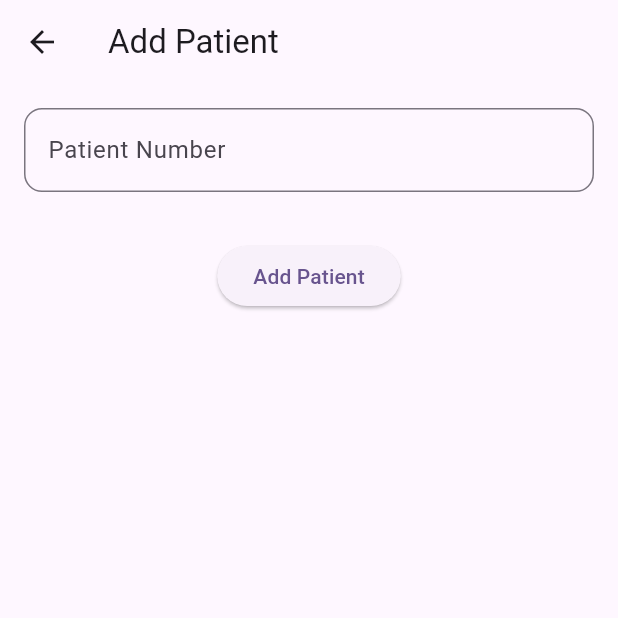
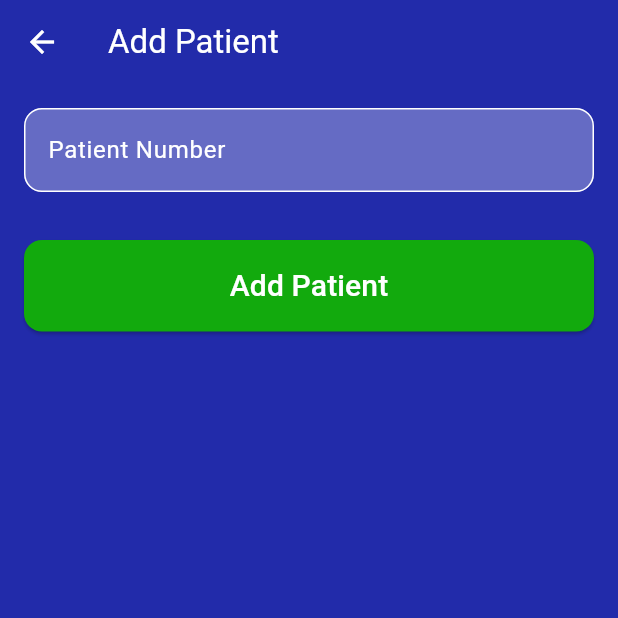
Before and after one commit to CSE396-Group10-2024/PAES-MOBILE-APPLICATION, a Flutter app: the AddPatientPage screen opened directly with empty values, on a phone screen of 412 x 824 dp, the top half of it. Run offline on Flutter 3.47's test engine with Material 3 defaults, Android fonts, the phone set to English and light mode, and no system bars; our stand-ins replace flutter_local_notifications; missing offline and left inert: mongo_dart.

Commit message:
ui changes

```diff
--- a/lib/add_patient.dart
+++ b/lib/add_patient.dart
@@ -65,7 +65,6 @@ class _AddPatientPageState extends State<AddPatientPage> {
       });
     }
 
-
     // Clear the error message after 5 seconds
     if (_errorMessage.isNotEmpty) {
       Future.delayed(const Duration(seconds: 5), () {
@@ -80,8 +79,14 @@ class _AddPatientPageState extends State<AddPatientPage> {
   Widget build(BuildContext context) {
     return Scaffold(
       appBar: AppBar(
-        title: const Text('Add Patient'),
+        title: const Text(
+          'Add Patient',
+          style: TextStyle(color: Colors.white),
         ),
+        backgroundColor: const Color.fromARGB(255, 34, 43, 170),
+        iconTheme: const IconThemeData(color: Colors.white),
+      ),
+      backgroundColor: const Color.fromARGB(255, 34, 43, 170),
       body: Padding(
         padding: const EdgeInsets.all(16.0),
         child: Column(
@@ -104,13 +109,22 @@ class _AddPatientPageState extends State<AddPatientPage> {
   }
 
   Widget _inputField(String hintText, TextEditingController controller) {
+    var border = OutlineInputBorder(
+      borderRadius: BorderRadius.circular(12.0),
+      borderSide: const BorderSide(color: Colors.white),
+    );
+
     return TextField(
       controller: controller,
+      style: const TextStyle(color: Colors.white),
       decoration: InputDecoration(
+        filled: true,
+        fillColor: Colors.white.withOpacity(0.3),
         hintText: hintText,
-        border: OutlineInputBorder(
-          borderRadius: BorderRadius.circular(12.0),
-        ),
+        hintStyle: const TextStyle(color: Colors.white),
+        border: border,
+        enabledBorder: border,
+        focusedBorder: border,
       ),
     );
   }
@@ -118,7 +132,20 @@ class _AddPatientPageState extends State<AddPatientPage> {
   Widget _addButton() {
     return ElevatedButton(
       onPressed: _addPatient,
-      child: const Text('Add Patient'),
+      style: ElevatedButton.styleFrom(
+        foregroundColor: Colors.white,
+        backgroundColor: const Color.fromARGB(255, 18, 170, 13),
+        shape: RoundedRectangleBorder(borderRadius: BorderRadius.circular(12.0)),
+        padding: const EdgeInsets.symmetric(vertical: 16),
+      ),
+      child: const SizedBox(
+        width: double.infinity,
+        child: Text(
+          "Add Patient",
+          textAlign: TextAlign.center,
+          style: TextStyle(fontSize: 20, color: Colors.white),
+        ),
+      ),
     );
   }
 }
```
Lines whose indentation alone changed are shown as unchanged.
